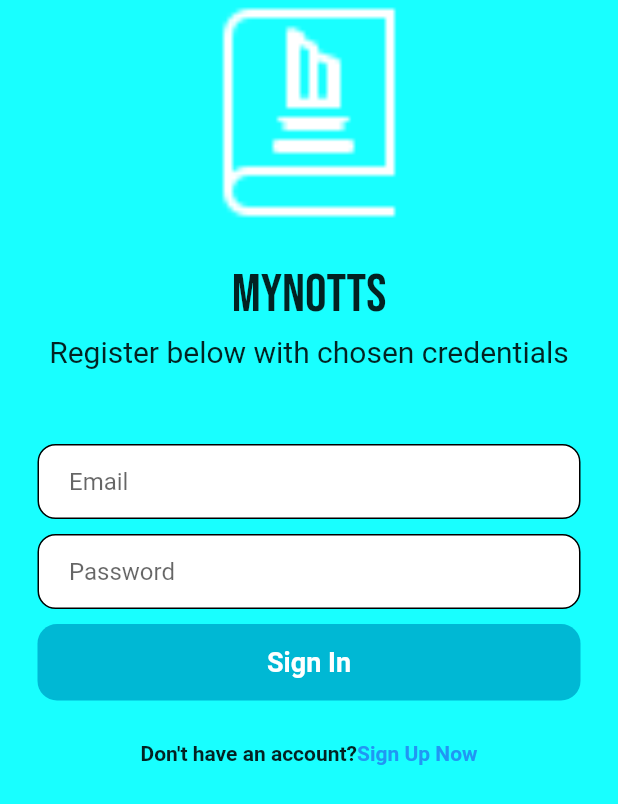
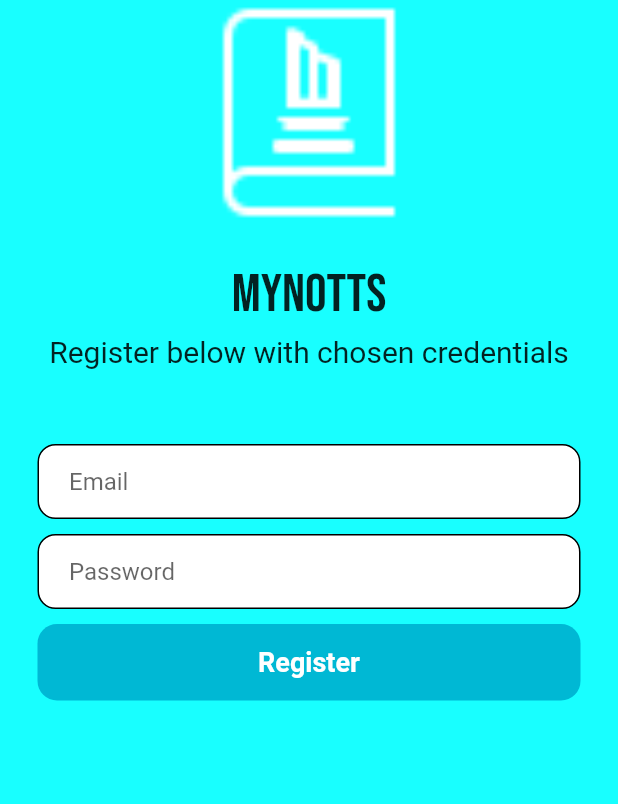
Before and after one commit to Leongw994/travel_app_prototype, a Flutter app: the SignUpPage screen opened directly with empty values, on a phone screen of 412 x 824 dp. Shown: the top 804 px of the screen. Run offline on Flutter 3.47's test engine with Material 2 defaults, Android fonts, the phone set to English and light mode, and no system bars; our stand-ins replace firebase_auth, firebase_core, google_fonts; accounts and stored records are empty.

Commit message:
added register feature

```diff
--- a/lib/screens/signup_page.dart
+++ b/lib/screens/signup_page.dart
@@ -1,3 +1,4 @@
+import 'package:firebase_auth/firebase_auth.dart';
 import 'package:flutter/material.dart';
 import 'package:google_fonts/google_fonts.dart';
 import 'package:travelapp/color_utils/colors.dart';
@@ -16,7 +17,12 @@ class _SignUpPageState extends State<SignUpPage> {
   final _emailTextController = TextEditingController();
   final _passwordTextController = TextEditingController();
 
-  Future signUp() async {}
+  Future signUp() async {
+    await FirebaseAuth.instance.createUserWithEmailAndPassword(
+      email: _emailTextController.text.trim(),
+      password: _passwordTextController.text.trim(),
+    );
+  }
 
   @override
   void dispose() {
@@ -29,6 +35,7 @@ class _SignUpPageState extends State<SignUpPage> {
   @override
   Widget build(BuildContext context) {
     return Scaffold(
+      extendBodyBehindAppBar: true,
       backgroundColor: hexStringToColor('18FFFF'),
       body: SafeArea(
         child: SingleChildScrollView(
@@ -110,7 +117,7 @@ class _SignUpPageState extends State<SignUpPage> {
                         borderRadius: BorderRadius.circular(13)),
                     child: Center(
                         child: Text(
-                      "Sign In",
+                      "Register",
                       style: TextStyle(
                         color: Colors.white,
                         fontWeight: FontWeight.bold,
@@ -121,21 +128,6 @@ class _SignUpPageState extends State<SignUpPage> {
                 ),
               ),
               SizedBox(height: 27),
-              Row(
-                mainAxisAlignment: MainAxisAlignment.center,
-                children: [
-                  Text("Don't have an account?",
-                      style: TextStyle(fontWeight: FontWeight.bold)),
-                  GestureDetector(
-                    onTap: widget.showLoginPage,
-                    child: Text(
-                      "Sign Up Now",
-                      style: TextStyle(
-                          color: Colors.blue, fontWeight: FontWeight.bold),
-                    ),
-                  )
-                ],
-              )
             ],
           ),
         ),
```
